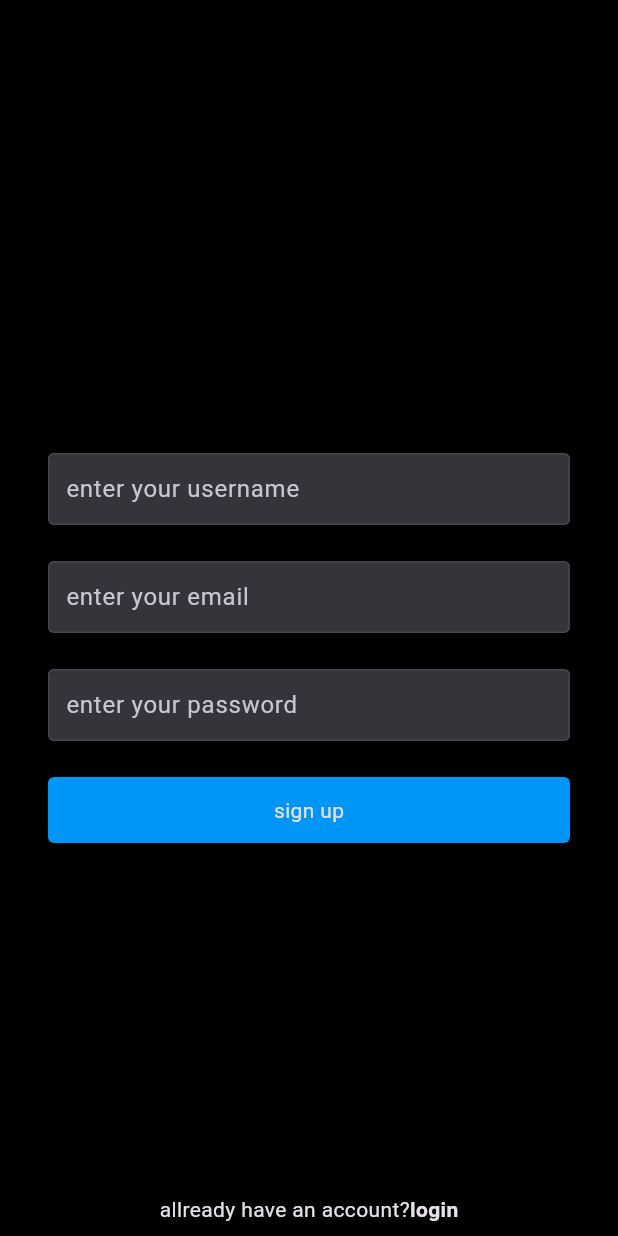
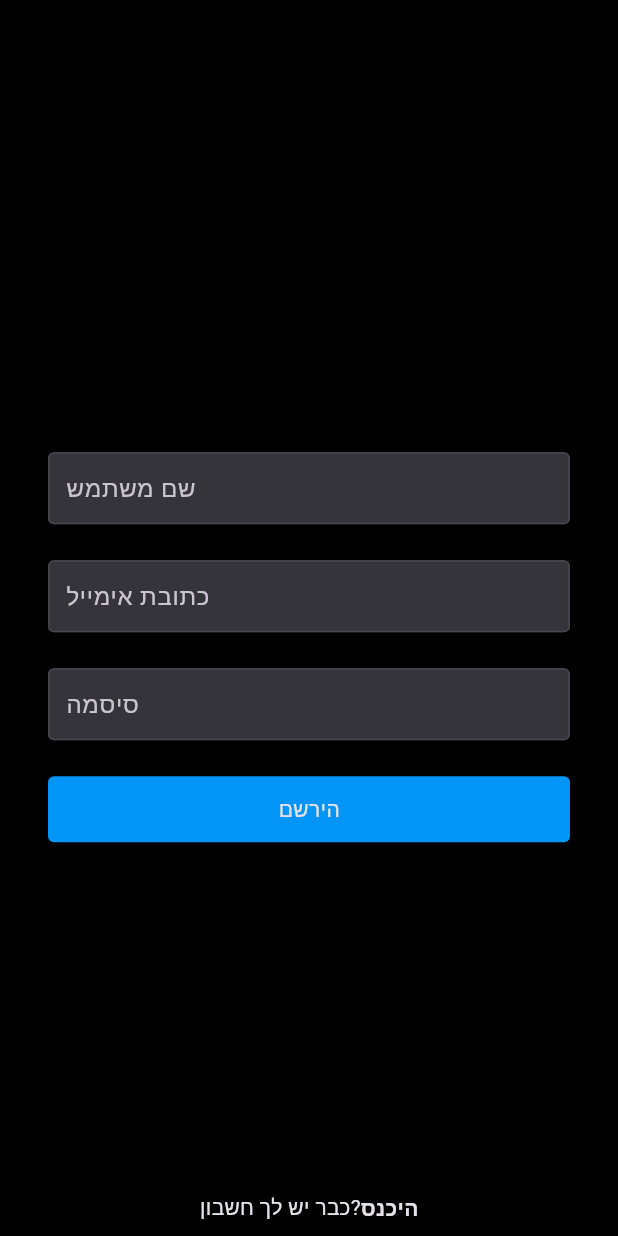
Before and after one commit to yosih48/flutter-location, a Flutter app: the screen it shows after launch, on a phone screen of 412 x 824 dp. Run offline on Flutter 3.47's test engine with Material 3 defaults, Android fonts, the phone set to English and light mode, and no system bars; our stand-ins replace cloud_firestore, firebase_auth, firebase_core, geolocator, google_maps_flutter, permission_handler; accounts and stored records are empty.

Commit message:
hebrew text in ligon amd signup

```diff
--- a/lib/screens/login_screen.dart
+++ b/lib/screens/login_screen.dart
@@ -86,13 +86,13 @@ class _LoginScreenState extends State<LoginScreen> {
           //test fiels input for email
           TextFieldInput(
               textEditingController: _emailController,
-              hintText: 'enter your email',
+              hintText: 'הזן כתובת אימייל',
               textInputType: TextInputType.emailAddress),
           const SizedBox(height: 24),
           //test fiels input for password
           TextFieldInput(
             textEditingController: _passwordController,
-            hintText: 'enter your password',
+            hintText: 'הזן סיסמה',
             textInputType: TextInputType.text,
             isPass: true,
           ),
@@ -108,7 +108,7 @@ class _LoginScreenState extends State<LoginScreen> {
                         color: primaryColor,
                       ),
                     )
-                  : const Text('log in'),
+                  : const Text('היכנס'),
               width: double.infinity,
               alignment: Alignment.center,
               padding: const EdgeInsets.symmetric(vertical: 12),
@@ -128,7 +128,7 @@ class _LoginScreenState extends State<LoginScreen> {
             mainAxisAlignment: MainAxisAlignment.center,
             children: [
               Container(
-                child: Text('dont have an account?'),
+                child: Text('עדיין אין לך חשבון?'),
                 padding: const EdgeInsets.symmetric(vertical: 8),
               ),
               GestureDetector(
@@ -139,7 +139,7 @@ class _LoginScreenState extends State<LoginScreen> {
                 ),
                 child: Container(
                   child: Text(
-                    'sign up',
+                    'הירשם',
                     style: TextStyle(fontWeight: FontWeight.bold),
                   ),
                   padding: const EdgeInsets.symmetric(vertical: 8),
--- a/lib/screens/signup_screen.dart
+++ b/lib/screens/signup_screen.dart
@@ -107,20 +107,20 @@ class _SignupScreenState extends State<SignupScreen> {
           ),
           //test fiels input for username
           TextFieldInput(
-              hintText: 'enter your username',
+              hintText: 'שם משתמש',
               textEditingController: _usernameController,
               textInputType: TextInputType.text),
           const SizedBox(height: 24),
           //test fiels input for email
           TextFieldInput(
               textEditingController: _emailController,
-              hintText: 'enter your email',
+              hintText: 'כתובת אימייל',
               textInputType: TextInputType.emailAddress),
           const SizedBox(height: 24),
           //test fiels input for password
           TextFieldInput(
             textEditingController: _passwordController,
-            hintText: 'enter your password',
+            hintText: 'סיסמה',
             textInputType: TextInputType.text,
             isPass: true,
           ),
@@ -137,7 +137,7 @@ class _SignupScreenState extends State<SignupScreen> {
                         color: primaryColor,
                       ),
                     )
-                  : const Text('sign up'),
+                  : const Text('הירשם'),
               width: double.infinity,
               alignment: Alignment.center,
               padding: const EdgeInsets.symmetric(vertical: 12),
@@ -157,14 +157,14 @@ class _SignupScreenState extends State<SignupScreen> {
             mainAxisAlignment: MainAxisAlignment.center,
             children: [
               Container(
-                child: Text('allready have an account?'),
+                child: Text('כבר יש לך חשבון?'),
                 padding: const EdgeInsets.symmetric(vertical: 8),
               ),
               GestureDetector(
                 onTap: navigateToLogin,
                 child: Container(
                   child: Text(
-                    'login',
+                    'היכנס',
                     style: TextStyle(fontWeight: FontWeight.bold),
                   ),
                   padding: const EdgeInsets.symmetric(vertical: 8),
```
